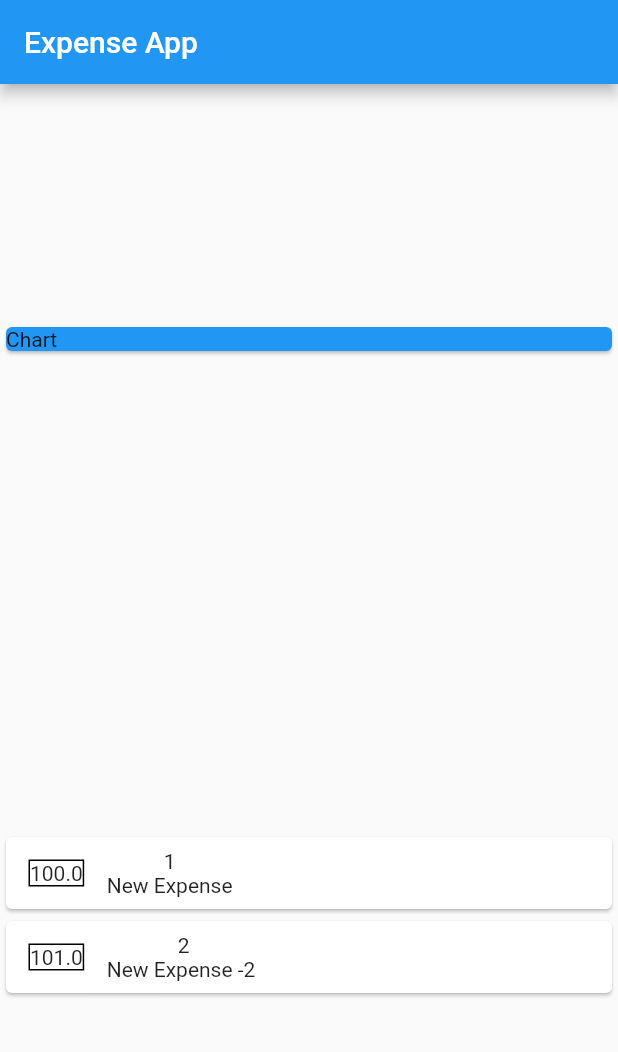
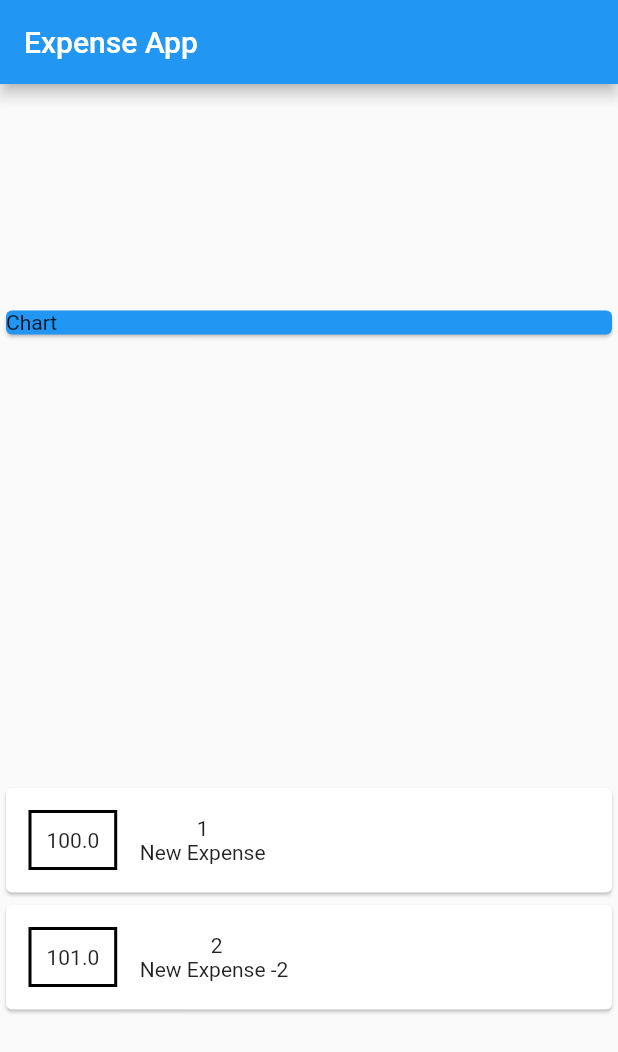
Before and after one commit to ashish1500616/expense_app, a Flutter app: the screen it shows after launch, on a phone screen of 412 x 824 dp. Shown: the top 1052 px of the screen. Run offline on Flutter 3.47's test engine with Material 2 defaults, Android fonts, the phone set to English and light mode, and no system bars.

Commit message:
Add Padding & Borders.

```diff
--- a/lib/main.dart
+++ b/lib/main.dart
@@ -52,8 +52,14 @@ class MyHomePage extends StatelessWidget {
                 child: Row(
                   children: <Widget>[
                     Container(
+                      padding: EdgeInsets.all(10),
                       margin: EdgeInsets.all(15),
-                      decoration: BoxDecoration(border: Border.all()),
+                      decoration: BoxDecoration(
+                        border: Border.all(
+                          color: Colors.black,
+                          width: 2,
+                        ),
+                      ),
                       child: Text(
                         tx.amount.toString(),
                       ),
```
